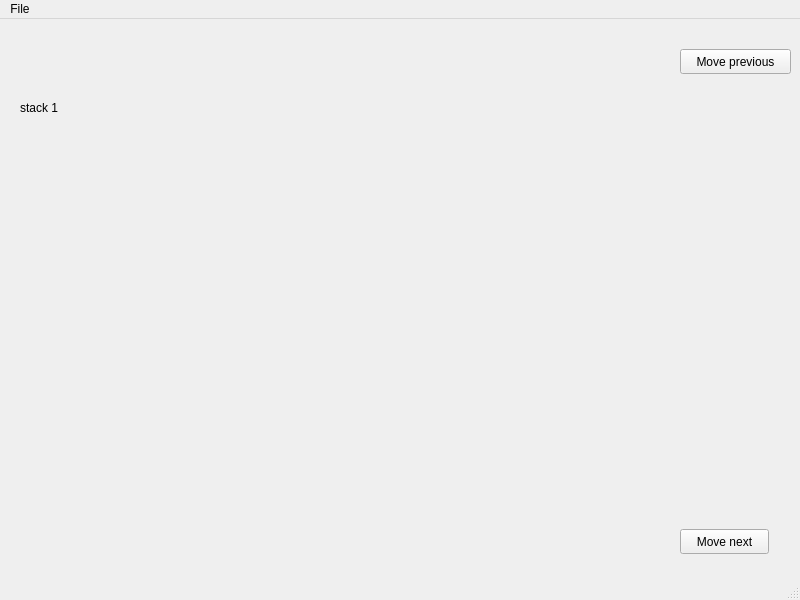
Above: mainwindow.ui from daekwon00/qt_dev before the change. Below: the same form after it.
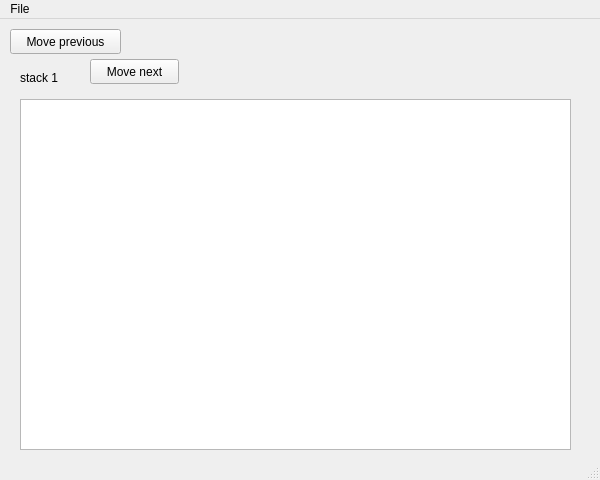
That is the form after the change. Icons and pictures are not drawn.

Commit message: -. add list with qlistwidget -. display file and directory

What changed in the file:
```diff
--- a/mainwindow.ui
+++ b/mainwindow.ui
@@ -6,8 +6,8 @@
    <rect>
     <x>0</x>
     <y>0</y>
-    <width>800</width>
-    <height>600</height>
+    <width>600</width>
+    <height>480</height>
    </rect>
   </property>
   <property name="windowTitle">
@@ -18,9 +18,9 @@
     <property name="geometry">
      <rect>
       <x>0</x>
-      <y>70</y>
-      <width>800</width>
-      <height>480</height>
+      <y>40</y>
+      <width>600</width>
+      <height>400</height>
      </rect>
     </property>
     <property name="currentIndex">
@@ -43,8 +43,8 @@
      <widget class="QPushButton" name="pushButton">
       <property name="geometry">
        <rect>
-        <x>680</x>
-        <y>440</y>
+        <x>90</x>
+        <y>0</y>
         <width>89</width>
         <height>25</height>
        </rect>
@@ -53,6 +53,16 @@
        <string>Move next</string>
       </property>
      </widget>
+     <widget class="QListWidget" name="listWidget">
+      <property name="geometry">
+       <rect>
+        <x>20</x>
+        <y>40</y>
+        <width>551</width>
+        <height>351</height>
+       </rect>
+      </property>
+     </widget>
     </widget>
     <widget class="QWidget" name="page_4">
      <widget class="QLabel" name="label_2">
@@ -73,8 +83,8 @@
    <widget class="QPushButton" name="pushButton_2">
     <property name="geometry">
      <rect>
-      <x>680</x>
-      <y>30</y>
+      <x>10</x>
+      <y>10</y>
       <width>111</width>
       <height>25</height>
      </rect>
@@ -89,7 +99,7 @@
     <rect>
      <x>0</x>
      <y>0</y>
-     <width>800</width>
+     <width>600</width>
      <height>22</height>
     </rect>
    </property>
```
The commit also changes 4 other files.
